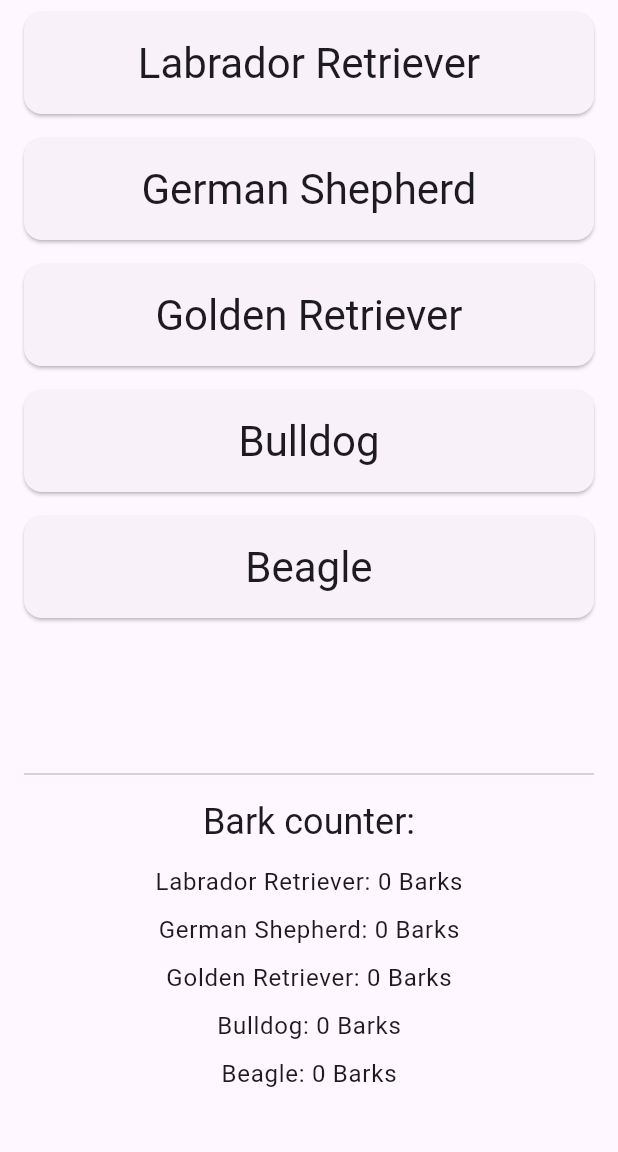
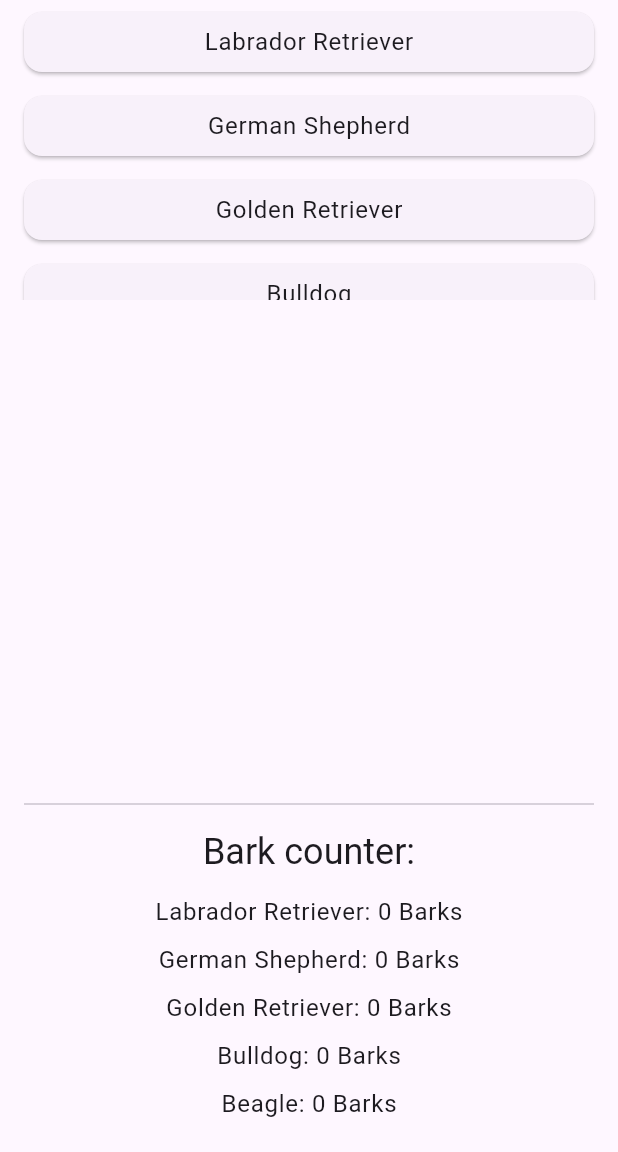
Before and after one commit to AidanEiler/csc4330app4, a Flutter app: the screen it shows after launch, on a phone screen of 412 x 824 dp, the part 84-1236 px from its top. Run offline on Flutter 3.47's test engine with Material 3 defaults, Android fonts, the phone set to English and light mode, and no system bars.

Commit message:
add comments

```diff
--- a/lib/main.dart
+++ b/lib/main.dart
@@ -63,14 +63,16 @@
       ),
       body: Column(
         children: [
-          Expanded(
+          // Dog breed buttons with reduced size
+          SizedBox(
+            height: 200, // Smaller height for buttons section
             child: ListView.builder(
               itemCount: dogBreeds.length,
               itemBuilder: (context, index) {
                 String breed = dogBreeds[index];
                 return Padding(
                   padding:
-                      const EdgeInsets.symmetric(vertical: 8, horizontal: 16),
+                      const EdgeInsets.symmetric(vertical: 4, horizontal: 16),
                   child: ElevatedButton(
                     onPressed: () {
                       setState(() {
@@ -79,23 +81,45 @@
                       });
                     },
                     style: ElevatedButton.styleFrom(
-                      padding: const EdgeInsets.symmetric(vertical: 16),
+                      padding: const EdgeInsets.symmetric(
+                          vertical: 8), // Reduced padding
                       shape: RoundedRectangleBorder(
                         borderRadius: BorderRadius.circular(12),
                       ),
                     ),
                     child: Text(
                       breed,
-                      style: Theme.of(context).textTheme.headlineMedium,
+                      style: Theme.of(context)
+                          .textTheme
+                          .bodyLarge, // Smaller font size
                     ),
                   ),
                 );
               },
             ),
           ),
-          Padding(
+
+          const SizedBox(height: 20),
+
+          // Image Section (now placed in the middle)
+          if (selectedBreedImage != null)
+            Image.asset(
+              selectedBreedImage!,
+              height: 250, // Increased image size
+              width: 250,
+              fit: BoxFit.cover,
+            ),
+
+          const SizedBox(height: 20),
+
+          // Bark counter now at the bottom
+          Expanded(
+            child: Align(
+              alignment: Alignment.bottomCenter,
+              child: Padding(
                 padding: const EdgeInsets.all(16.0),
                 child: Column(
+                  mainAxisSize: MainAxisSize.min,
                   children: [
                     const Divider(),
                     const SizedBox(height: 8),
@@ -115,15 +139,9 @@
                         );
                       }).toList(),
                     ),
-                const SizedBox(height: 20),
-                if (selectedBreedImage != null)
-                  Image.asset(
-                    selectedBreedImage!,
-                    height: 200,
-                    width: 200,
-                    fit: BoxFit.cover,
+                  ],
                 ),
-              ],
+              ),
             ),
           ),
         ],
```
Lines whose indentation alone changed are shown as unchanged.
